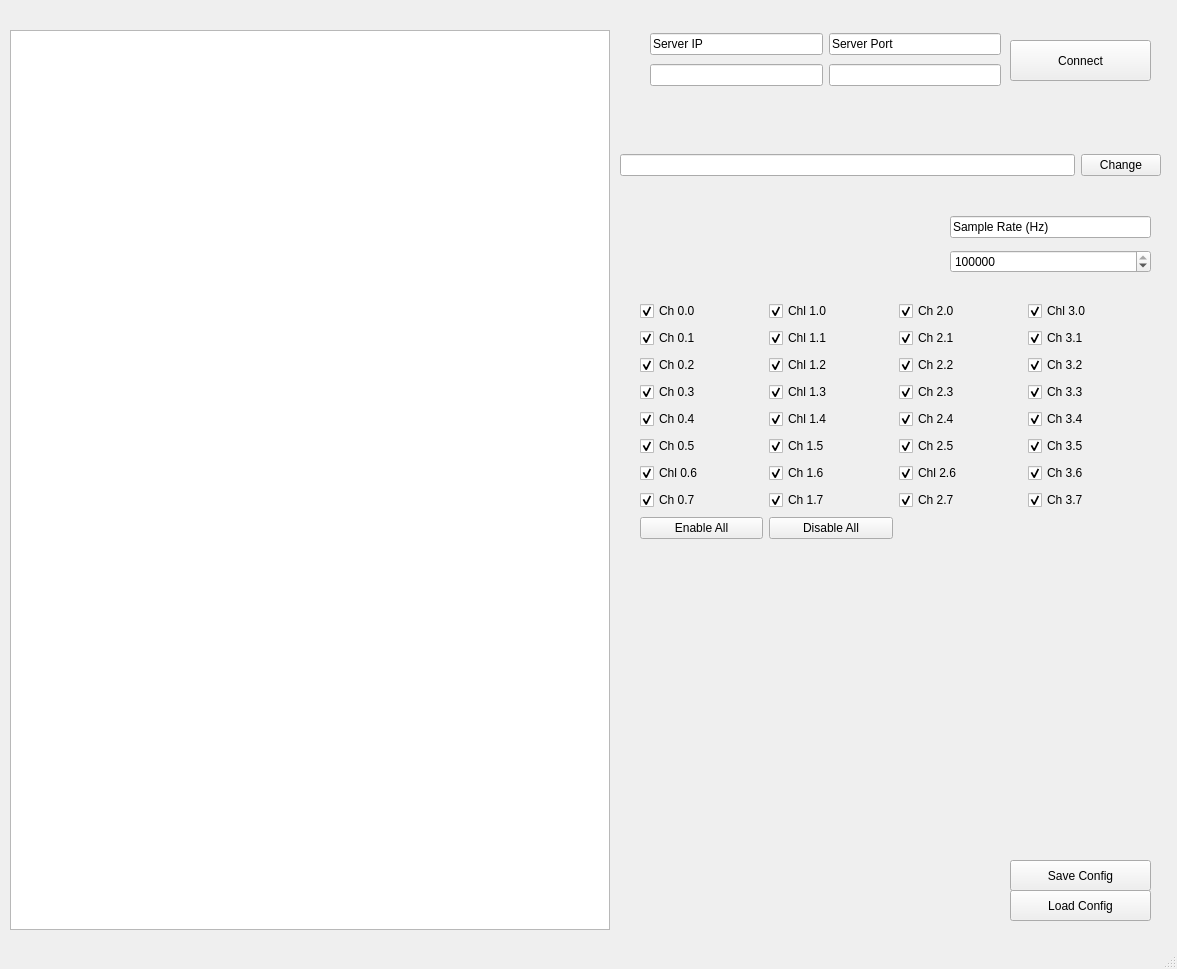
The window that RemoteApplication/Gui/DAQuLA.ui (pmaclellan/capstone) describes before a commit, drawn with Qt 5.
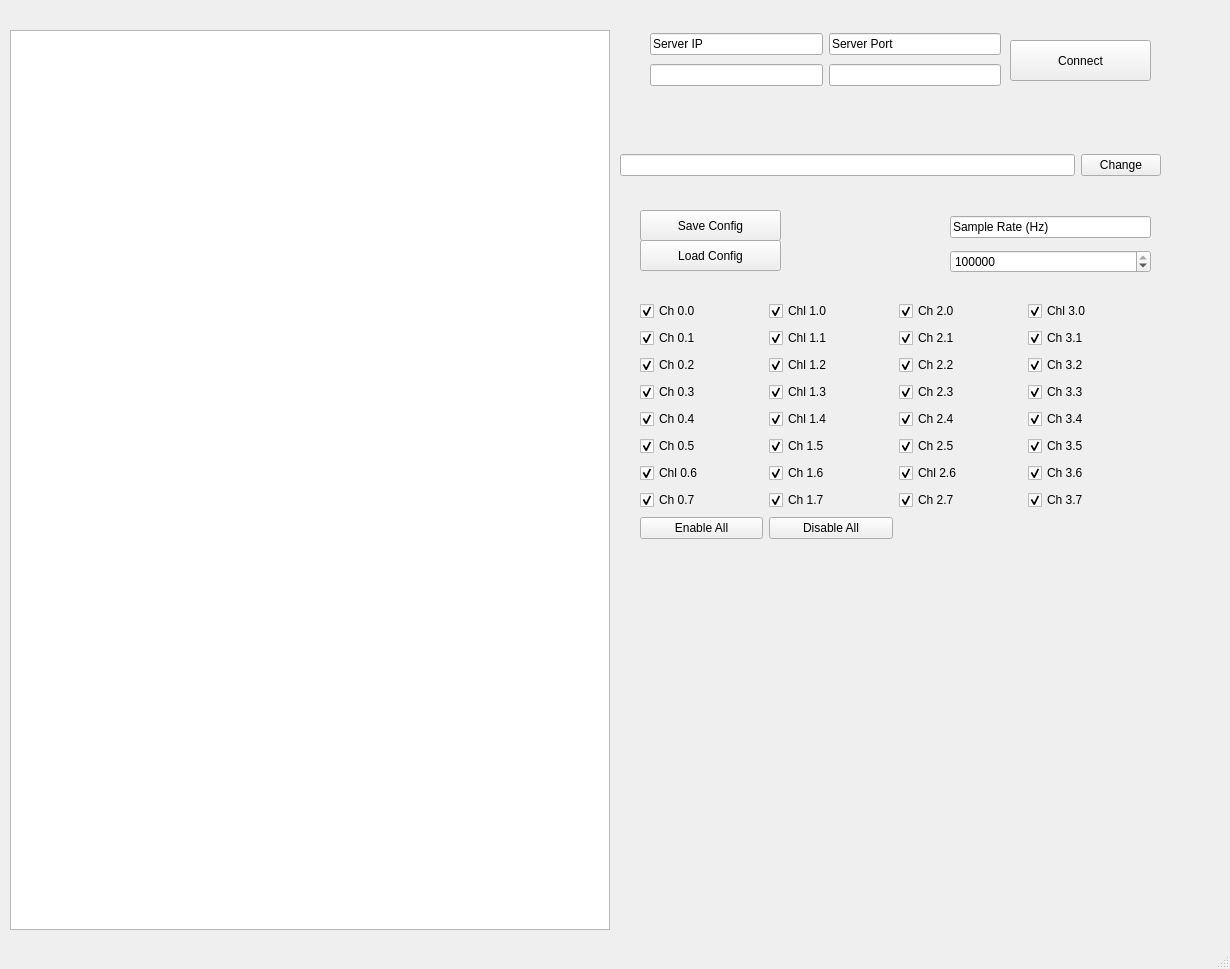
The same window after the commit. Custom widgets are drawn as their Qt base class.

Commit message: Config buttons for Pete

```diff
--- a/RemoteApplication/Gui/DAQuLA.ui
+++ b/RemoteApplication/Gui/DAQuLA.ui
@@ -9,7 +9,7 @@
    <rect>
     <x>0</x>
     <y>0</y>
-    <width>1177</width>
+    <width>1230</width>
     <height>969</height>
    </rect>
   </property>
@@ -448,8 +448,8 @@
    <widget class="QPushButton" name="saveConfig">
     <property name="geometry">
      <rect>
-      <x>1010</x>
-      <y>860</y>
+      <x>640</x>
+      <y>210</y>
       <width>141</width>
       <height>31</height>
      </rect>
@@ -515,8 +515,8 @@
    <widget class="QPushButton" name="loadConfig">
     <property name="geometry">
      <rect>
-      <x>1010</x>
-      <y>890</y>
+      <x>640</x>
+      <y>240</y>
       <width>141</width>
       <height>31</height>
      </rect>
```
Left out of the diff: 334 changed lines with no effect on the pictures.
